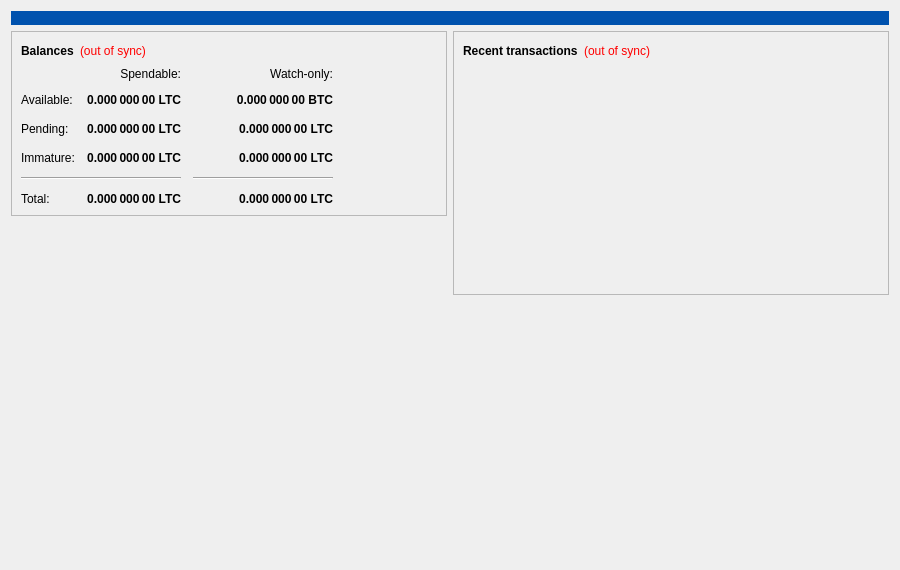
Qt form src/qt/forms/overviewpage.ui (worldcoinproject/litecoin) before a commit.
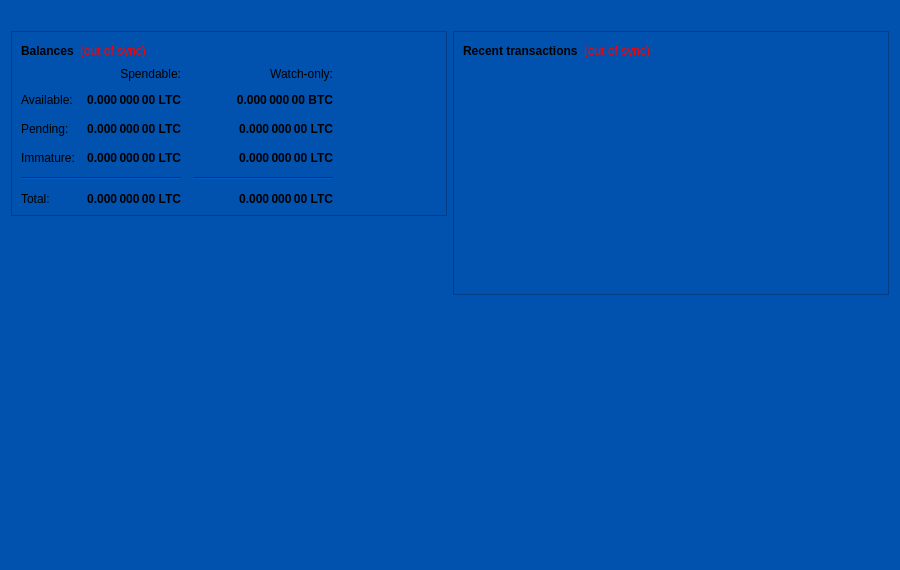
The same form after that commit. Icons and pictures are not drawn.

```diff
--- a/src/qt/forms/overviewpage.ui
+++ b/src/qt/forms/overviewpage.ui
@@ -14,9 +14,8 @@
    <string>Form</string>
   </property>
    <property name="styleSheet">
-     <string notr="true">       
-       background-color: rgb(0, 82, 174);
-       
+     <string notr="true">
+       background-color: rgb(215, 232, 234);
 
        QMenu {
        }
@@ -96,6 +95,10 @@
        QWidget[is_header=&quot;true&quot;] {
        background-color: #D8DFE9;
        }
+       QWidget {
+       background-color: rgb(0, 82, 174);
+       }
+
        /* =========== CheckBox ==============*/
        QCheckBox {
        spacing: 5px;
```
Left out of the diff: 2 changed lines with no effect on the pictures.
